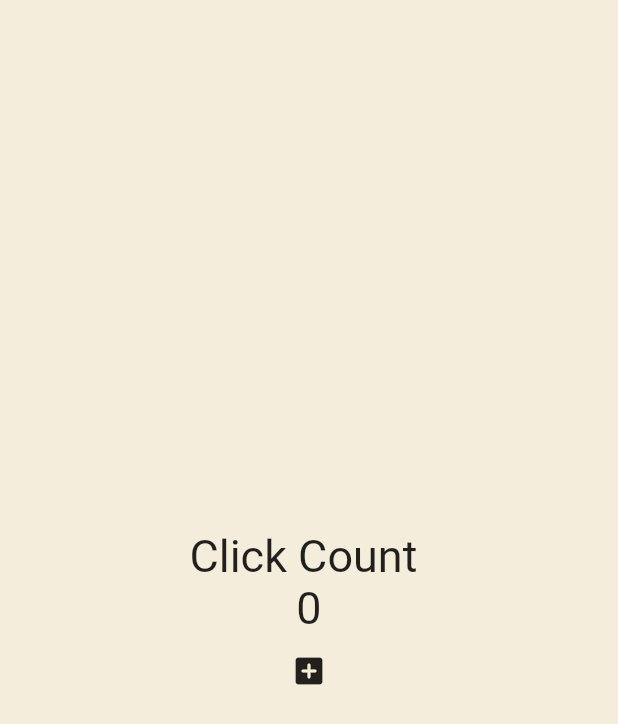
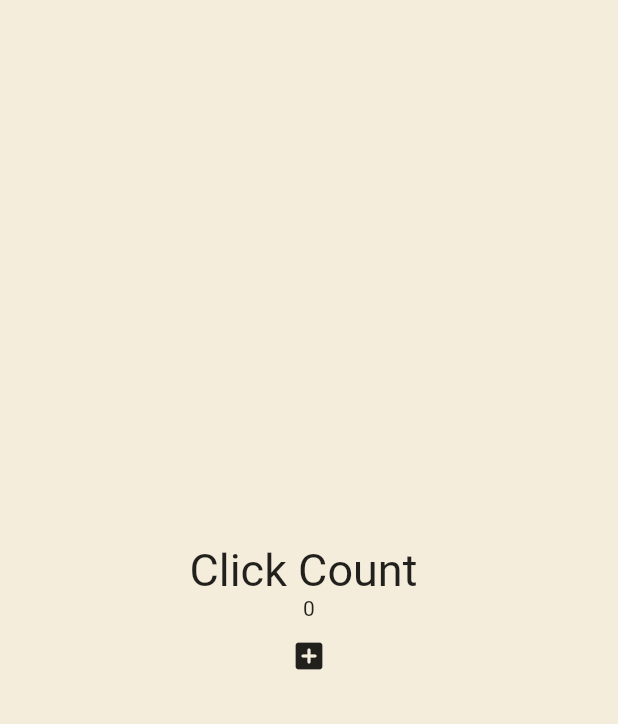
Before and after one commit to Heungseop/flutter_exam, a Flutter app: the screen it shows after launch, after a tap on the "add box" icon, on a phone screen of 412 x 824 dp. Shown: the top 724 px of the screen. Run offline on Flutter 3.47's test engine with Material 2 defaults, Android fonts, the phone set to English and light mode, and no system bars.

Commit message:
4.2 Recap

```diff
--- a/lib/main.dart
+++ b/lib/main.dart
@@ -12,9 +12,7 @@ class App extends StatefulWidget {
 }
 
 class _AppState extends State<App> {
-  int counter = 0;
-
-  void onClicked() {}
+  List<int> numbers = [];
 
   @override
   Widget build(BuildContext context) {
@@ -29,14 +27,11 @@ class _AppState extends State<App> {
                 "Click Count ",
                 style: TextStyle(fontSize: 30),
               ),
-              Text(
-                "$counter",
-                style: const TextStyle(fontSize: 30),
-              ),
+              for (var num in numbers) Text("$num"),
               IconButton(
-                onPressed: () {
-                  counter++;
-                },
+                onPressed: () => setState(() {
+                  numbers.add(numbers.length);
+                }),
                 icon: const Icon(Icons.add_box_rounded),
               )
             ],
```
